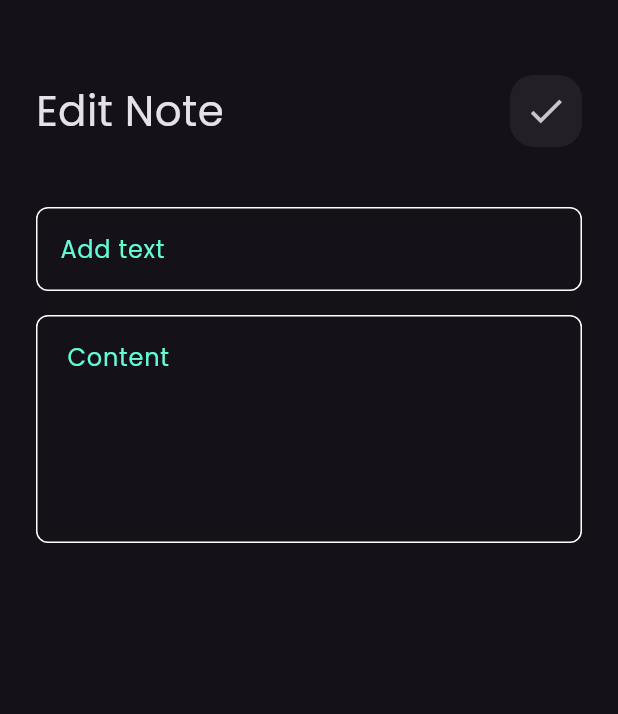
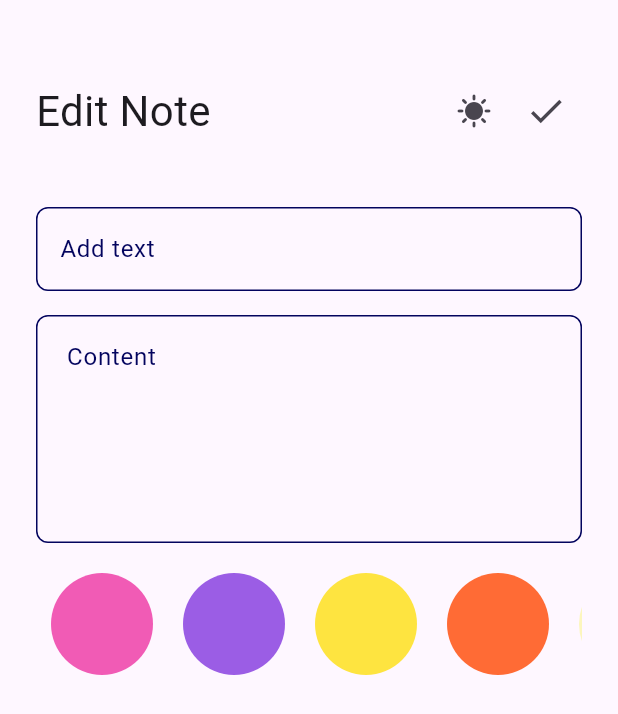
Before and after one commit to emanMahfouz07/notes_app, a Flutter app: the EditNoteScreen screen opened directly with empty values, on a phone screen of 412 x 824 dp. Shown: the top 714 px of the screen. Run offline on Flutter 3.47's test engine with Material 3 defaults, Android fonts, the phone set to English and light mode, and no system bars; our stand-ins replace flutter_bloc, get, hive, hive_flutter; missing offline and left inert: dart:js; accounts and stored records are empty.

Commit message:
Add search and theme mode

```diff
--- a/lib/constants.dart
+++ b/lib/constants.dart
@@ -1,4 +1,5 @@
 import 'package:flutter/material.dart';
 
 const kPrimaryColor = Color(0xff62FCD7);
+const kPrimaryLightColor = Color(0xff03045e);
 const kNotesBox = 'notes_box';
--- a/lib/cubits/add_note_cubit/add_note_cubit.dart
+++ b/lib/cubits/add_note_cubit/add_note_cubit.dart
@@ -1,3 +1,4 @@
+import 'package:flutter/material.dart';
 import 'package:flutter_bloc/flutter_bloc.dart';
 import 'package:hive_flutter/adapters.dart';
 import 'package:notes_app/constants.dart';
@@ -7,8 +8,9 @@ part 'notes_state.dart';
 
 class NotesCubit extends Cubit<NotesState> {
   NotesCubit() : super(NotesInitial());
-
+  Color? color;
   addNote(NoteModel note) async {
+    note.color = color!.value;
     emit(AddNoteLoading());
     try {
       var notesBox = Hive.box<NoteModel>(kNotesBox);
--- /dev/null
+++ b/lib/cubits/search/search_state.dart
@@ -0,0 +1,17 @@
+import 'package:notes_app/models/note_model.dart';
+
+abstract class SearchNotesState {}
+
+class NotesSearchListInitial extends SearchNotesState {}
+
+class NotesSearchSuccess extends SearchNotesState {
+  final List<NoteModel>? notes;
+
+  NotesSearchSuccess(this.notes);
+}
+
+class NotesFailure extends SearchNotesState {
+  final String errMessage;
+
+  NotesFailure(this.errMessage);
+}
--- a/lib/models/note_model.dart
+++ b/lib/models/note_model.dart
@@ -11,7 +11,7 @@ class NoteModel extends HiveObject {
   @HiveField(2)
   final String date;
   @HiveField(3)
-  final int color;
+  int color;
 
   NoteModel(
       {required this.title,
--- a/lib/screens/edit_note_screen.dart
+++ b/lib/screens/edit_note_screen.dart
@@ -4,6 +4,8 @@ import 'package:notes_app/cubits/notes_List_cubit.dart';
 import 'package:notes_app/models/note_model.dart';
 import 'package:notes_app/widgets/custom_app_bar.dart';
 import 'package:notes_app/widgets/custom_text_field.dart';
+
+import '../widgets/edit_note_colors_list.dart';
 
 class EditNoteScreen extends StatefulWidget {
   const EditNoteScreen({
@@ -60,6 +62,12 @@ class _EditNoteScreenState extends State<EditNoteScreen> {
               },
               maxLines: 5,
             ),
+            Padding(
+              padding: const EdgeInsets.symmetric(vertical: 16.0),
+              child: EditNoteColorsList(
+                note: widget.note,
+              ),
+            ),
           ],
         ),
       ),
--- a/lib/widgets/add_note_form.dart
+++ b/lib/widgets/add_note_form.dart
@@ -3,6 +3,8 @@ import 'package:flutter_bloc/flutter_bloc.dart';
 import 'package:intl/intl.dart';
 import 'package:notes_app/cubits/add_note_cubit/add_note_cubit.dart';
 import 'package:notes_app/models/note_model.dart';
+import 'package:notes_app/widgets/clolrs_list_view.dart';
+import 'package:notes_app/widgets/color_item.dart';
 import 'package:notes_app/widgets/custom_text_field.dart';
 import 'package:notes_app/widgets/custome_button.dart';
 
@@ -48,6 +50,10 @@ class _AddNoteFormState extends State<AddNoteForm> {
             hintText: 'Content',
             maxLines: 5,
           ),
+          Padding(
+            padding: const EdgeInsets.all(12.0),
+            child: ColorsListView(),
+          ),
           const SizedBox(
             height: 40,
           ),
--- /dev/null
+++ b/lib/widgets/color_item.dart
@@ -0,0 +1,40 @@
+import 'package:flutter/material.dart';
+import 'package:get/get.dart';
+import 'package:notes_app/constants.dart';
+
+class ColorItem extends StatelessWidget {
+  const ColorItem({
+    Key? key,
+    required this.color,
+    required this.isActive,
+  }) : super(key: key);
+  final int color;
+  final bool isActive;
+
+  @override
+  Widget build(BuildContext context) {
+    return Padding(
+      padding: const EdgeInsets.symmetric(
+        horizontal: 4.0,
+      ),
+      child: isActive
+          ? CircleAvatar(
+              radius: 32,
+              backgroundColor:
+                  Get.isDarkMode ? Colors.white : kPrimaryLightColor,
+              child: CircleAvatar(
+                backgroundColor: Color(color),
+                radius: 28,
+                child: const Icon(
+                  Icons.check,
+                  color: Colors.black,
+                ),
+              ),
+            )
+          : CircleAvatar(
+              backgroundColor: Color(color),
+              radius: 34,
+            ),
+    );
+  }
+}
--- a/lib/widgets/custom_app_bar.dart
+++ b/lib/widgets/custom_app_bar.dart
@@ -1,27 +1,50 @@
 import 'package:flutter/cupertino.dart';
+import 'package:flutter/material.dart';
+import 'package:get/get.dart';
 import 'package:notes_app/widgets/custom_search_Icon.dart';
 import 'package:notes_app/widgets/notes_item.dart';
 
-class CustomAppBar extends StatelessWidget {
-  const CustomAppBar(
-      {Key? key, required this.title, required this.icon, this.onPressed})
-      : super(key: key);
+class CustomAppBar extends StatefulWidget {
+  const CustomAppBar({
+    Key? key,
+    required this.title,
+    required this.icon,
+    this.onPressed,
+  }) : super(key: key);
   final String title;
   final IconData icon;
   final void Function()? onPressed;
+
+  @override
+  State<CustomAppBar> createState() => _CustomAppBarState();
+}
+
+bool isDark = false;
+
+class _CustomAppBarState extends State<CustomAppBar> {
   @override
   Widget build(BuildContext context) {
     return Row(
       mainAxisAlignment: MainAxisAlignment.spaceBetween,
       children: [
         Text(
-          title,
+          widget.title,
           style: const TextStyle(fontSize: 28),
         ),
         const Spacer(),
+        IconButton(
+          onPressed: () {
+            Get.isDarkMode
+                ? Get.changeTheme(ThemeData.light())
+                : Get.changeTheme(ThemeData.dark());
+            setState(() {});
+          },
+          icon:
+              Icon(Get.isDarkMode ? Icons.nightlight_round_sharp : Icons.sunny),
+        ),
         CustomSearchIcon(
-          onPressed: onPressed,
-          icon: icon,
+          onPressed: widget.onPressed,
+          icon: widget.icon,
         ),
       ],
     );
--- a/lib/widgets/custom_text_field.dart
+++ b/lib/widgets/custom_text_field.dart
@@ -1,4 +1,5 @@
 import 'package:flutter/material.dart';
+import 'package:get/get.dart';
 import 'package:notes_app/constants.dart';
 
 class CustomTextField extends StatelessWidget {
@@ -29,16 +30,17 @@ class CustomTextField extends StatelessWidget {
           return null;
         }
       },
-      cursorColor: kPrimaryColor,
+      cursorColor: Get.isDarkMode ? kPrimaryColor : kPrimaryLightColor,
       maxLines: maxLines,
       decoration: InputDecoration(
         hintText: hintText,
-        hintStyle: const TextStyle(
-          color: kPrimaryColor,
+        hintStyle: TextStyle(
+          color: Get.isDarkMode ? kPrimaryColor : kPrimaryLightColor,
         ),
         border: buildBorder(),
         enabledBorder: buildBorder(),
-        focusedBorder: buildBorder(kPrimaryColor),
+        focusedBorder:
+            buildBorder(Get.isDarkMode ? kPrimaryColor : kPrimaryLightColor),
       ),
     );
   }
@@ -46,7 +48,8 @@ class CustomTextField extends StatelessWidget {
   OutlineInputBorder buildBorder([color]) {
     return OutlineInputBorder(
       borderRadius: BorderRadius.circular(8),
-      borderSide: BorderSide(color: color ?? Colors.white),
+      borderSide: BorderSide(
+          color: Get.isDarkMode ? kPrimaryColor : kPrimaryLightColor),
     );
   }
 }
--- /dev/null
+++ b/lib/widgets/edit_note_colors_list.dart
@@ -0,0 +1,59 @@
+import 'package:flutter/material.dart';
+import 'package:flutter_bloc/flutter_bloc.dart';
+import 'package:notes_app/models/note_model.dart';
+
+import '../cubits/add_note_cubit/add_note_cubit.dart';
+import 'color_item.dart';
+
+class EditNoteColorsList extends StatefulWidget {
+  const EditNoteColorsList({Key? key, required this.note}) : super(key: key);
+  final NoteModel note;
+  @override
+  State<EditNoteColorsList> createState() => _EditNoteColorsListState();
+}
+
+class _EditNoteColorsListState extends State<EditNoteColorsList> {
+  late int currentIndex;
+
+  final List<Color> colors = const [
+    Color(0xffF15BB5),
+    Color(0xff9B5DE5),
+    Color(0xffFEE440),
+    Color(0xffff6b35),
+    Color(0xfffcf6bd),
+    Color(0xff00F5D4),
+    Color(0xff00bbf9),
+  ];
+  @override
+  void initState() {
+    currentIndex = colors.indexOf(Color(widget.note.color));
+    super.initState();
+  }
+
+  @override
+  Widget build(BuildContext context) {
+    return SizedBox(
+      height: 38 * 2,
+      child: ListView.builder(
+          scrollDirection: Axis.horizontal,
+          itemCount: 7,
+          itemBuilder: (context, index) {
+            return Padding(
+              padding: const EdgeInsets.symmetric(horizontal: 6.0),
+              child: GestureDetector(
+                onTap: () {
+                  currentIndex = index;
+                  widget.note.color = colors[index].value;
+                  setState(() {});
+                },
+                child: ColorItem(
+                  isActive: currentIndex == index,
+                  color: colors[index].value,
+                ),
+              ),
+            );
+          }),
+    );
+    ();
+  }
+}
--- a/lib/widgets/edit_view_body.dart
+++ b/lib/widgets/edit_view_body.dart
@@ -3,6 +3,7 @@ import 'package:flutter/material.dart';
 import 'package:flutter_bloc/flutter_bloc.dart';
 import 'package:notes_app/widgets/custom_app_bar.dart';
 import '../cubits/notes_List_cubit.dart';
+import 'edit_note_colors_list.dart';
 
 class EditNoteScreenBody extends StatelessWidget {
   const EditNoteScreenBody({Key? key}) : super(key: key);
--- a/lib/widgets/notes_item.dart
+++ b/lib/widgets/notes_item.dart
@@ -18,14 +18,12 @@ class NotesItem extends StatelessWidget {
           );
         }));
       },
-      child: AnimatedContainer(
+      child: Container(
         padding: const EdgeInsets.only(top: 24, bottom: 24, left: 16),
         decoration: BoxDecoration(
           color: Color(note.color),
           borderRadius: BorderRadius.circular(16),
         ),
-        duration: const Duration(seconds: 2),
-        curve: Curves.bounceInOut,
         child: Column(
           crossAxisAlignment: CrossAxisAlignment.end,
           children: [
@@ -52,7 +50,7 @@ class NotesItem extends StatelessWidget {
                   );
                 },
                 icon: const Icon(
-                  Icons.delete,
+                  Icons.delete_outline,
                   color: Colors.black,
                   size: 28,
                 ),
--- a/pubspec.yaml
+++ b/pubspec.yaml
@@ -40,6 +40,7 @@ dependencies:
   flutter_bloc: ^8.1.3
   modal_progress_hud_nsn: ^0.4.0
   intl: ^0.18.1
+  get: ^4.6.6
 
 
 dev_dependencies:
```
Also changed, not shown: lib/cubits/search/search_cubit.dart (added, +30 -0 lines), lib/main.dart (+16 -4 lines), lib/widgets/clolrs_list_view.dart (added, +50 -0 lines), lib/widgets/notes_list_view.dart (+66 -4 lines), lib/widgets/notes_scrren_body.dart (+28 -7 lines), pubspec.lock, 1 other file.
